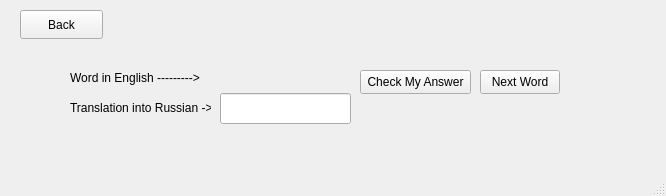
This is QT/limitedwordstest.ui in Daniil16ser/project_widget as Qt 5 draws it before an edit. The edited form follows.
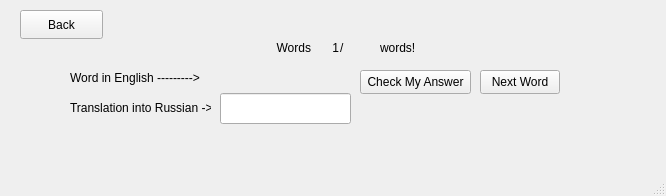
This is the edited form.

What changed in the file:
```diff
--- a/QT/limitedwordstest.ui
+++ b/QT/limitedwordstest.ui
@@ -127,6 +127,83 @@
       <height>16</height>
      </rect>
     </property>
+    <property name="layoutDirection">
+     <enum>Qt::LayoutDirection::LeftToRight</enum>
+    </property>
+    <property name="text">
+     <string/>
+    </property>
+   </widget>
+   <widget class="QLabel" name="wordsCounterLabel">
+    <property name="geometry">
+     <rect>
+      <x>308</x>
+      <y>40</y>
+      <width>31</width>
+      <height>16</height>
+     </rect>
+    </property>
+    <property name="layoutDirection">
+     <enum>Qt::LayoutDirection::RightToLeft</enum>
+    </property>
+    <property name="text">
+     <string>1</string>
+    </property>
+    <property name="alignment">
+     <set>Qt::AlignmentFlag::AlignRight|Qt::AlignmentFlag::AlignTrailing|Qt::AlignmentFlag::AlignVCenter</set>
+    </property>
+   </widget>
+   <widget class="QLabel" name="score1Label">
+    <property name="geometry">
+     <rect>
+      <x>180</x>
+      <y>40</y>
+      <width>131</width>
+      <height>16</height>
+     </rect>
+    </property>
+    <property name="text">
+     <string>Words</string>
+    </property>
+    <property name="alignment">
+     <set>Qt::AlignmentFlag::AlignRight|Qt::AlignmentFlag::AlignTrailing|Qt::AlignmentFlag::AlignVCenter</set>
+    </property>
+   </widget>
+   <widget class="QLabel" name="label_5">
+    <property name="geometry">
+     <rect>
+      <x>340</x>
+      <y>40</y>
+      <width>16</width>
+      <height>16</height>
+     </rect>
+    </property>
+    <property name="text">
+     <string>/</string>
+    </property>
+   </widget>
+   <widget class="QLabel" name="score2Label">
+    <property name="geometry">
+     <rect>
+      <x>380</x>
+      <y>40</y>
+      <width>41</width>
+      <height>16</height>
+     </rect>
+    </property>
+    <property name="text">
+     <string>words!</string>
+    </property>
+   </widget>
+   <widget class="QLabel" name="wordsLimitLabel">
+    <property name="geometry">
+     <rect>
+      <x>350</x>
+      <y>40</y>
+      <width>31</width>
+      <height>16</height>
+     </rect>
+    </property>
     <property name="text">
      <string/>
     </property>
```
